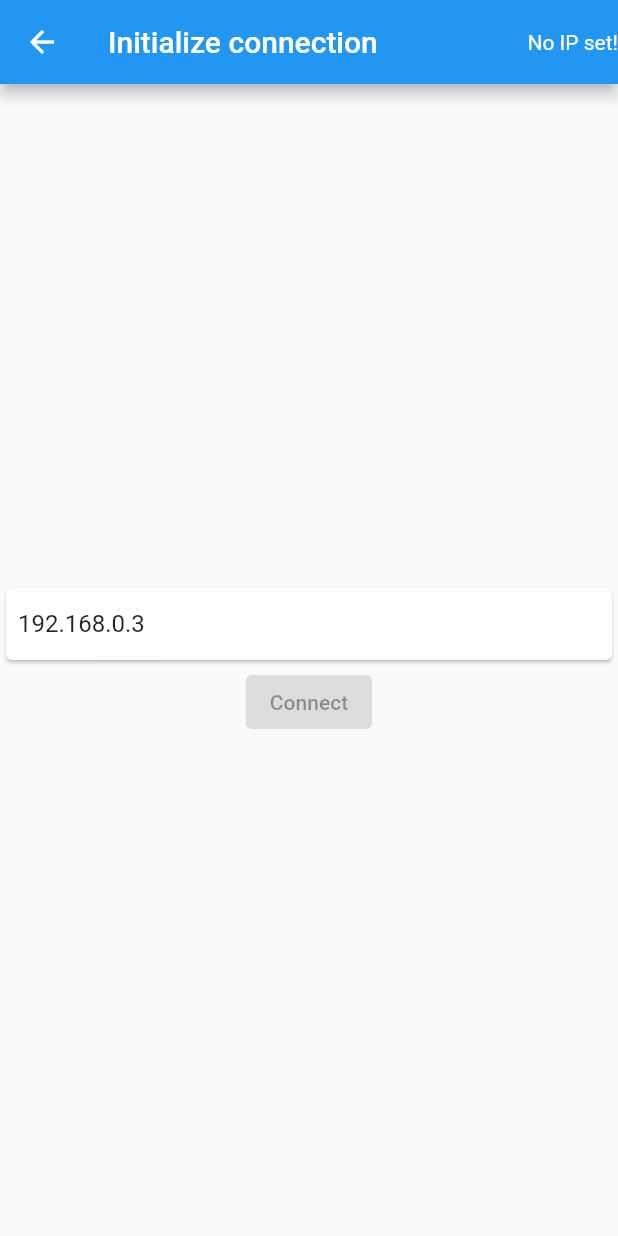
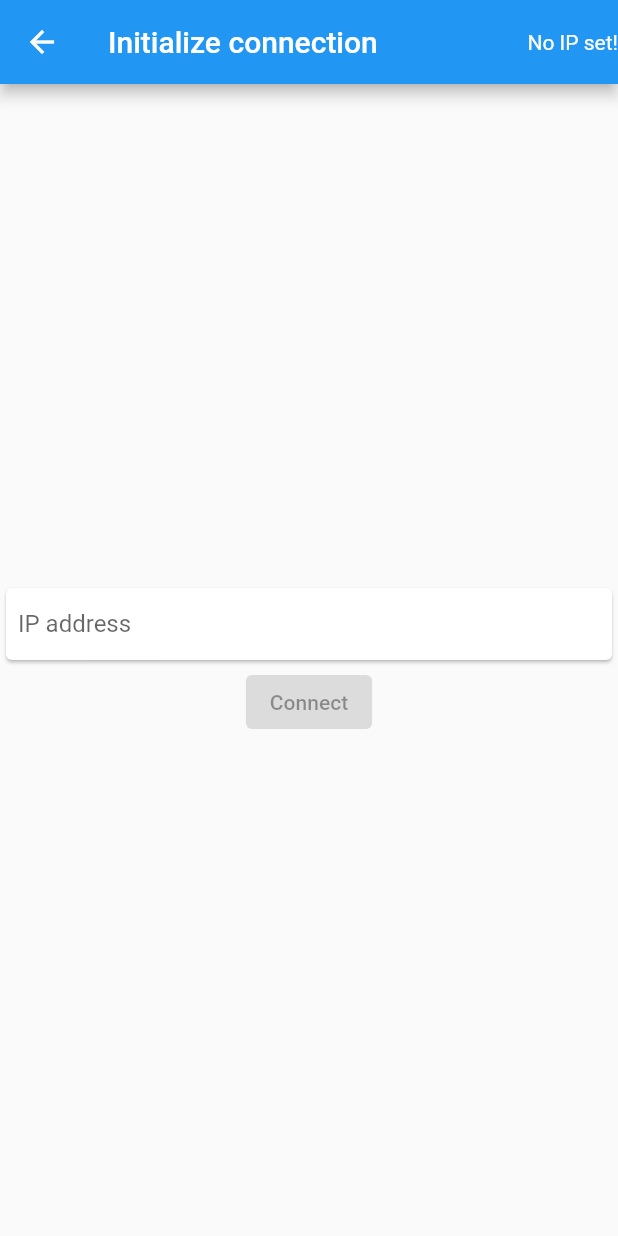
Before and after one commit to Karakean/Secure-Messenger, a Flutter app: the SendScreen screen opened by its route, on a phone screen of 412 x 824 dp. Run offline on Flutter 3.47's test engine with Material 2 defaults, Android fonts, the phone set to English and light mode, and no system bars; our stand-ins replace file_picker; missing offline and left inert: asn1lib, encrypt, pointycastle.

Commit message:
remove debug ip filler

```diff
--- a/lib/screens/send_screen.dart
+++ b/lib/screens/send_screen.dart
@@ -88,7 +88,7 @@ class _SendScreenState extends State<SendScreen> {
                   key: _formKey,
                   child: CustomField(
                     child: TextFormField(
-                      initialValue: '192.168.0.3', //TODO: remove later
+                      //initialValue: '192.168.0.3', //TODO: remove later
                       decoration: const InputDecoration(
                         border: InputBorder.none,
                         hintText: "IP address",
```
